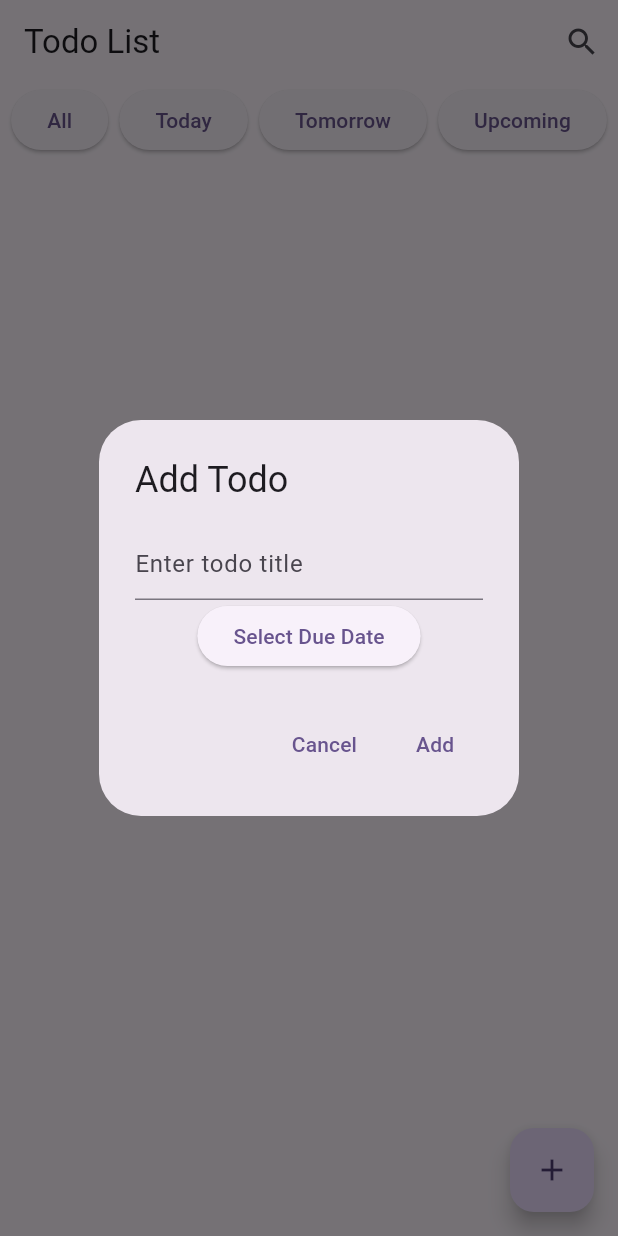
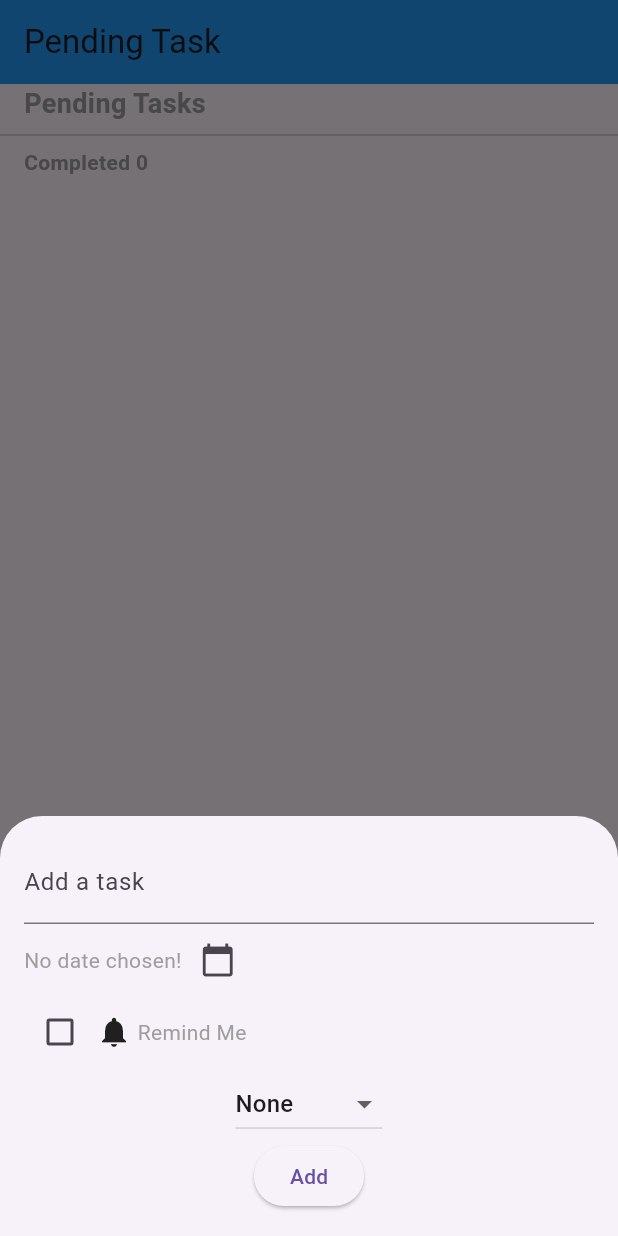
Before and after one commit to phtmyle/todo_list, a Flutter app: the screen it shows after launch, after a tap on the "add" icon, on a phone screen of 412 x 824 dp. Run offline on Flutter 3.47's test engine with Material 3 defaults, Android fonts, the phone set to English and light mode, and no system bars; our stand-ins replace flutter_local_notifications, timezone.

Commit message:
add pening and completed task

```diff
--- /dev/null
+++ b/lib/extensions/string_extensions.dart
@@ -0,0 +1,6 @@
+extension StringExtensions on String {
+  String capitalize() {
+    if (isEmpty) return this;
+    return this[0].toUpperCase() + substring(1);
+  }
+}
--- a/lib/main.dart
+++ b/lib/main.dart
@@ -1,12 +1,10 @@
 import 'package:flutter/material.dart';
 import 'package:provider/provider.dart';
-import 'package:todo_list/services/notification_service.dart';
 import 'package:todo_list/viewmodels/todolist_viewmodel.dart';
 import 'package:todo_list/views/todolist_view.dart';
 
 void main() async {
   WidgetsFlutterBinding.ensureInitialized();
-  await NotificationService().initialize(); // Ensure this is called
   runApp(const MyApp());
 }
 
@@ -15,15 +13,24 @@ class MyApp extends StatelessWidget {
 
   @override
   Widget build(BuildContext context) {
-    return ChangeNotifierProvider(
-      create: (_) => TodoViewModel(),
+    return ChangeNotifierProvider<TodoListViewModel>(
+      create: (_) => TodoListViewModel([]),
+      // Pass an empty list or initial list of todos
       child: MaterialApp(
         title: 'Flutter Demo',
         theme: ThemeData(
-          colorScheme: ColorScheme.fromSeed(seedColor: Colors.deepPurple),
-          useMaterial3: true,
+          primaryColor: Colors.deepPurple,
+          hintColor: Colors.amber,
+          textTheme: const TextTheme(
+            bodyLarge: TextStyle(color: Colors.black),
+            bodyMedium: TextStyle(color: Colors.grey),
+          ),
         ),
-        home: const TodolistView(),
+        home: Consumer<TodoListViewModel>(
+          builder: (context, viewModel, child) {
+            return TodoListView(viewModel: viewModel);
+          },
+        ),
       ),
     );
   }
--- /dev/null
+++ b/lib/models/repeat_frequency.dart
@@ -0,0 +1,7 @@
+enum RepeatFrequency {
+  none, // No repeat
+  daily, // Repeat daily
+  weekdays, // Repeat on weekdays
+  monthly, // Repeat monthly
+  yearly, // Repeat yearly
+}
--- a/lib/models/todo.dart
+++ b/lib/models/todo.dart
@@ -1,20 +1,19 @@
-import 'package:flutter/foundation.dart';
+import 'repeat_frequency.dart'; // Import the RepeatFrequency enum
 
-class Todo extends ChangeNotifier {
+class Todo {
   final String id;
   final String title;
-  final DateTime dueDate; // Changed to DateTime
+  final DateTime? dueDate;
+  final bool remindMe;
+  final RepeatFrequency repeat;
   bool isCompleted;
 
   Todo({
     required this.id,
     required this.title,
-    required this.dueDate,
+    this.dueDate,
+    this.remindMe = false,
+    this.repeat = RepeatFrequency.none,
     this.isCompleted = false,
   });
-
-  void toggleCompleted() {
-    isCompleted = !isCompleted;
-    notifyListeners();
-  }
 }
--- a/lib/services/notification_service.dart
+++ b/lib/services/notification_service.dart
@@ -1,58 +1,59 @@
 import 'package:flutter_local_notifications/flutter_local_notifications.dart';
+import 'package:timezone/timezone.dart' as tz;
 import 'package:timezone/data/latest.dart' as tz;
-import 'package:timezone/timezone.dart' as tz;
+import '../models/todo.dart';
 
 class NotificationService {
-  static final NotificationService _instance = NotificationService._internal();
-  late final FlutterLocalNotificationsPlugin flutterLocalNotificationsPlugin;
+  final FlutterLocalNotificationsPlugin flutterLocalNotificationsPlugin =
+      FlutterLocalNotificationsPlugin();
 
-  factory NotificationService() {
-    return _instance;
+  NotificationService() {
+    _initializeNotifications();
   }
 
-  NotificationService._internal();
-
-  Future<void> initialize() async {
-    tz.initializeTimeZones();
-    flutterLocalNotificationsPlugin = FlutterLocalNotificationsPlugin();
-
+  void _initializeNotifications() async {
+    tz.initializeTimeZones(); // Initialize time zones
     const AndroidInitializationSettings initializationSettingsAndroid =
         AndroidInitializationSettings('@mipmap/ic_launcher');
 
-    final InitializationSettings initializationSettings =
+    const InitializationSettings initializationSettings =
         InitializationSettings(
       android: initializationSettingsAndroid,
-      iOS: null,
     );
 
     await flutterLocalNotificationsPlugin.initialize(initializationSettings);
   }
 
-  Future<void> scheduleNotification(
-      int id, String title, String body, DateTime scheduledDate) async {
-    // Create a TZDateTime from the scheduledDate in the local timezone
-    final tzDateTime = tz.TZDateTime(
-      tz.local,
-      scheduledDate.year,
-      scheduledDate.month,
-      scheduledDate.day,
-      scheduledDate.hour,
-      scheduledDate.minute,
-      scheduledDate.second,
-    );
+  Future<void> scheduleNotification(Todo todo) async {
+    if (todo.dueDate != null) {
+      DateTime dueDate = todo.dueDate!;
+      // Schedule notification 10 minutes before the due date
+      final scheduledTime = dueDate.subtract(const Duration(minutes: 10));
+
+      // Convert DateTime to tz.TZDateTime in the local time zone
+      final tz.TZDateTime tzScheduledTime =
+          tz.TZDateTime.from(scheduledTime, tz.local);
 
       await flutterLocalNotificationsPlugin.zonedSchedule(
-      id,
-      title,
-      body,
-      tzDateTime,
+        0, // Use unique ID for multiple notifications
+        'Todo Reminder',
+        'Reminder for: ${todo.title}',
+        tzScheduledTime,
         const NotificationDetails(
-        android:
-            AndroidNotificationDetails('your_channel_id', 'your_channel_name'),
+          android: AndroidNotificationDetails(
+            'your_channel_id',
+            'your_channel_name',
+            channelDescription:
+                'your_channel_description',
+            importance: Importance.max,
+            priority: Priority.high,
+          ),
         ),
         androidScheduleMode: AndroidScheduleMode.exact,
         uiLocalNotificationDateInterpretation:
             UILocalNotificationDateInterpretation.absoluteTime,
+        matchDateTimeComponents: DateTimeComponents.dateAndTime,
       );
     }
   }
+}
--- a/lib/viewmodels/todolist_viewmodel.dart
+++ b/lib/viewmodels/todolist_viewmodel.dart
@@ -1,63 +1,69 @@
-import 'package:flutter/cupertino.dart';
-import 'package:todo_list/models/todo.dart';
-import 'package:uuid/uuid.dart';
+import 'package:flutter/foundation.dart';
 
-import '../services/notification_service.dart';
+import '../models/todo.dart';
 
-class TodoViewModel extends ChangeNotifier {
-  final List<Todo> _todos = [];
+class TodoListViewModel extends ChangeNotifier {
+  final List<Todo> _todos;
 
-  List<Todo> get todos => _todos;
-  final notificationService = NotificationService();
+  TodoListViewModel(this._todos);
 
-  void addTodo(String title, DateTime dueDate) {
-    // Changed to DateTime
-    final newTodo = Todo(
-      id: const Uuid().v4(),
-      title: title,
-      dueDate: dueDate,
-    );
-    _todos.add(newTodo);
-    notifyListeners();
-    notificationService.scheduleNotification(
-      newTodo.id.hashCode,
-      'Todo Reminder',
-      'Don\'t forget to complete: ${newTodo.title}',
-      dueDate,
-    );
+  List<Todo> getTodos() {
+    return _todos;
   }
 
-  void markAsCompleted(String id) {
-    final todo = _todos.firstWhere((todo) => todo.id == id);
-    todo.isCompleted = true;
-    notifyListeners();
-  }
-
-  List<Todo> getTodoByCategory(String category) {
-    final now = DateTime.now(); // Changed to DateTime
+  // Get todos by category
+  List<Todo> getTodosByCategory(String category) {
+    DateTime now = DateTime.now();
+    DateTime tomorrow = now.add(const Duration(days: 1));
     switch (category) {
       case 'Today':
         return _todos
             .where((todo) =>
-                todo.dueDate.year == now.year &&
-                todo.dueDate.month == now.month &&
-                todo.dueDate.day == now.day)
+                !todo.isCompleted &&
+                todo.dueDate != null &&
+                todo.dueDate!.year == now.year &&
+                todo.dueDate!.month == now.month &&
+                todo.dueDate!.day == now.day)
             .toList();
       case 'Tomorrow':
         return _todos
             .where((todo) =>
-                todo.dueDate.year == now.year &&
-                todo.dueDate.month == now.month &&
-                todo.dueDate.day == now.day + 1)
+                !todo.isCompleted &&
+                todo.dueDate != null &&
+                todo.dueDate!.year == tomorrow.year &&
+                todo.dueDate!.month == tomorrow.month &&
+                todo.dueDate!.day == tomorrow.day)
             .toList();
       case 'Upcoming':
         return _todos
             .where((todo) =>
-                todo.dueDate.isAfter(now) ||
-                todo.dueDate.isAfter(now.add(const Duration(days: 1))))
+                !todo.isCompleted &&
+                (todo.dueDate == null || todo.dueDate!.isAfter(now)))
             .toList();
-      default:
+      default: // 'All'
         return _todos;
     }
   }
+
+  // Add a new todo
+  void addTodo(Todo todo) {
+    _todos.add(todo);
+  }
+
+  // Remove a todo
+  void removeTodo(String id) {
+    _todos.removeWhere((todo) => todo.id == id);
+  }
+
+  // Mark a todo as completed
+  void completeTodo(String id) {
+    final todo = _todos.firstWhere((todo) => todo.id == id);
+    todo.isCompleted = true;
+  }
+    // Update the status of a todo
+  void updateTodoStatus(String id, bool isCompleted) {
+    final todo = _todos.firstWhere((todo) => todo.id == id);
+    todo.isCompleted = isCompleted;
+    notifyListeners(); // Notify listeners to update the UI
+  }
 }
--- a/lib/views/todolist_view.dart
+++ b/lib/views/todolist_view.dart
@@ -1,140 +1,237 @@
 import 'package:flutter/material.dart';
-import 'package:provider/provider.dart';
-import 'package:todo_list/viewmodels/todolist_viewmodel.dart';
+import 'package:todo_list/extensions/string_extensions.dart';
+import 'package:todo_list/services/notification_service.dart';
 
-class TodolistView extends StatefulWidget {
-  const TodolistView({super.key});
+import '../models/repeat_frequency.dart';
+import '../models/todo.dart';
+import '../viewmodels/todolist_viewmodel.dart';
+
+class TodoListView extends StatefulWidget {
+  final TodoListViewModel viewModel;
+
+  const TodoListView({super.key, required this.viewModel});
 
   @override
-  State<TodolistView> createState() => _TodolistViewState();
+  TodoListViewState createState() => TodoListViewState();
 }
 
-class _TodolistViewState extends State<TodolistView> {
-  String _selectedCategory = 'All';
+class TodoListViewState extends State<TodoListView> {
+  String selectedCategory = 'All';
+  TextEditingController searchController = TextEditingController();
+  final NotificationService notificationService = NotificationService();
+
+  void _addTodo() {
+    showModalBottomSheet(
+      context: context,
+      builder: (context) {
+        return AddTodoBottomSheet(
+          onAdd: (title, dueDate, remindMe, repeat) {
+            final newTodo = Todo(
+              id: DateTime.now().toString(),
+              title: title,
+              dueDate: dueDate,
+              remindMe: remindMe,
+              repeat: repeat,
+              isCompleted: false, // New task is initially not completed
+            );
+            widget.viewModel.addTodo(newTodo);
+            if (remindMe) {
+              notificationService.scheduleNotification(newTodo);
+            }
+            Navigator.of(context).pop();
+            setState(() {});
+          },
+        );
+      },
+    );
+  }
 
   @override
   Widget build(BuildContext context) {
+    List<Todo> pendingTodos =
+        widget.viewModel.getTodos().where((todo) => !todo.isCompleted).toList();
+    List<Todo> completedTodos =
+        widget.viewModel.getTodos().where((todo) => todo.isCompleted).toList();
+
     return Scaffold(
       appBar: AppBar(
-        title: const Text('Todo List'),
-        actions: [
-          IconButton(
-            icon: const Icon(Icons.search),
-            onPressed: () {
-              // Implement search functionality
-            },
-          ),
-        ],
+        title: const Text('Pending Task'),
+        backgroundColor: Colors.blue,
       ),
       body: Column(
         children: [
-          // Category selection buttons
-          Row(
-            mainAxisAlignment: MainAxisAlignment.spaceEvenly,
-            children: ['All', 'Today', 'Tomorrow', 'Upcoming'].map((category) {
-              return ElevatedButton(
-                onPressed: () {
-                  setState(() {
-                    _selectedCategory = category;
-                  });
-                },
-                child: Text(category),
-              );
-            }).toList(),
+          Expanded(
+            child: ListView(
+              children: [
+                // Pending Tasks
+                const Padding(
+                  padding: EdgeInsets.symmetric(horizontal: 16.0),
+                  child: Text(
+                    'Pending Tasks',
+                    style: TextStyle(
+                      fontSize: 18,
+                      fontWeight: FontWeight.bold,
                     ),
-          // List of todos
-          Expanded(
-            child: Consumer<TodoViewModel>(
-              builder: (context, viewmodel, child) {
-                final todos = viewmodel.getTodoByCategory(_selectedCategory);
-                return ListView.builder(
-                  itemCount: todos.length,
-                  itemBuilder: (context, index) {
-                    final todo = todos[index];
+                  ),
+                ),
+                ...pendingTodos.map((todo) {
                   return ListTile(
                     title: Text(todo.title),
-                      subtitle: Text(todo.dueDate.toString()),
+                    leading: Checkbox(
+                      value: todo.isCompleted,
+                      onChanged: (bool? value) {
+                        if (value != null) {
+                          setState(() {
+                            todo.isCompleted = value;
+                          });
+                          widget.viewModel.updateTodoStatus(todo.id, value);
+                        }
+                      },
+                    ),
                     trailing: IconButton(
+                      icon: const Icon(Icons.star),
                       onPressed: () {
-                          viewmodel.markAsCompleted(todo.id);
+                        // Logic for starring the task
                       },
-                        icon: const Icon(Icons.check),
                     ),
                   );
+                }),
+                const Divider(),
+                // Completed Tasks
+                Padding(
+                  padding: const EdgeInsets.symmetric(horizontal: 16.0),
+                  child: Text(
+                    'Completed ${completedTodos.length}',
+                    style: const TextStyle(fontWeight: FontWeight.bold),
+                  ),
+                ),
+                ...completedTodos.map((todo) {
+                  return ListTile(
+                    title: Text(
+                      todo.title,
+                      style: const TextStyle(
+                          decoration: TextDecoration.lineThrough),
+                    ),
+                    leading: Checkbox(
+                      value: todo.isCompleted,
+                      onChanged: (bool? value) {
+                        if (value != null) {
+                          setState(() {
+                            todo.isCompleted = value;
+                          });
+                          widget.viewModel.updateTodoStatus(todo.id, value);
+                        }
                       },
+                    ),
+                    trailing: const Icon(Icons.star, color: Colors.grey),
                   );
-              },
+                }),
+              ],
             ),
           ),
         ],
       ),
       floatingActionButton: FloatingActionButton(
-        onPressed: () {
-          _showAddTodoDialog(context);
-        },
+        onPressed: _addTodo,
+        tooltip: 'Add Todo',
         child: const Icon(Icons.add),
       ),
     );
   }
+}
 
-  void _showAddTodoDialog(BuildContext context) {
-    final titleController = TextEditingController();
-    DateTime? selectedDate; // Changed to DateTime
+class AddTodoBottomSheet extends StatefulWidget {
+  final Function(String title, DateTime? dueDate, bool remindMe,
+      RepeatFrequency repeat) onAdd;
 
-    showDialog(
+  const AddTodoBottomSheet({super.key, required this.onAdd});
+
+  @override
+  _AddTodoBottomSheetState createState() => _AddTodoBottomSheetState();
+}
+
+class _AddTodoBottomSheetState extends State<AddTodoBottomSheet> {
+  String title = '';
+  DateTime? dueDate;
+  bool remindMe = false;
+  RepeatFrequency repeat = RepeatFrequency.none;
+
+  Future<void> _selectDate(BuildContext context) async {
+    final DateTime? picked = await showDatePicker(
       context: context,
-      builder: (context) {
-        return AlertDialog(
-          title: const Text('Add Todo'),
-          content: Column(
+      initialDate: dueDate ?? DateTime.now(),
+      firstDate: DateTime.now(),
+      lastDate: DateTime(2101),
+    );
+    if (picked != null && picked != dueDate) {
+      setState(() {
+        dueDate = picked;
+      });
+    }
+  }
+
+  @override
+  Widget build(BuildContext context) {
+    return Padding(
+      padding: const EdgeInsets.all(16.0),
+      child: Column(
         mainAxisSize: MainAxisSize.min,
         children: [
           TextField(
-                controller: titleController,
-                decoration: const InputDecoration(hintText: 'Enter todo title'),
+            decoration: const InputDecoration(labelText: 'Add a task'),
+            onChanged: (value) => title = value,
           ),
-              ElevatedButton(
-                onPressed: () async {
-                  final pickedDate = await showDatePicker(
-                    context: context,
-                    initialDate: DateTime.now(),
-                    firstDate: DateTime.now(),
-                    lastDate: DateTime(2100),
-                  );
-                  if (pickedDate != null) {
-                    // Set the time to midnight (00:00) to avoid timezone issues
-                    selectedDate = DateTime(
-                      pickedDate.year,
-                      pickedDate.month,
-                      pickedDate.day,
-                    );
-                  }
-                },
-                child: const Text('Select Due Date'),
+          Row(
+            children: [
+              Text(dueDate == null
+                  ? 'No date chosen!'
+                  : 'Due Date: ${dueDate!.toLocal()}'.split(' ')[0]),
+              IconButton(
+                icon: const Icon(Icons.calendar_today),
+                onPressed: () => _selectDate(context),
               ),
             ],
           ),
-          actions: [
-            TextButton(
+          Row(
+            children: [
+              Checkbox(
+                value: remindMe,
+                onChanged: (bool? value) {
+                  setState(() {
+                    remindMe = value ?? false;
+                  });
+                },
+              ),
+              const Icon(Icons.notifications),
+              const Text(' Remind Me'),
+            ],
+          ),
+          DropdownButton<RepeatFrequency>(
+            value: repeat,
+            items: RepeatFrequency.values
+                .map<DropdownMenuItem<RepeatFrequency>>(
+                    (RepeatFrequency value) {
+              return DropdownMenuItem<RepeatFrequency>(
+                value: value,
+                child: Text(value.toString().split('.').last.capitalize()),
+              );
+            }).toList(),
+            onChanged: (RepeatFrequency? newValue) {
+              setState(() {
+                repeat = newValue!;
+              });
+            },
+          ),
+          ElevatedButton(
             onPressed: () {
-                Navigator.pop(context);
-              },
-              child: const Text('Cancel'),
-            ),
-            TextButton(
-              onPressed: () {
-                if (titleController.text.isNotEmpty && selectedDate != null) {
-                  Provider.of<TodoViewModel>(context, listen: false).addTodo(
-                      titleController.text,
-                      selectedDate!); // Changed to DateTime
-                  Navigator.pop(context);
+              if (title.isNotEmpty) {
+                widget.onAdd(title, dueDate, remindMe, repeat);
               }
             },
             child: const Text('Add'),
           ),
         ],
-        );
-      },
+      ),
     );
   }
 }
```
Lines whose indentation alone changed are shown as unchanged.
